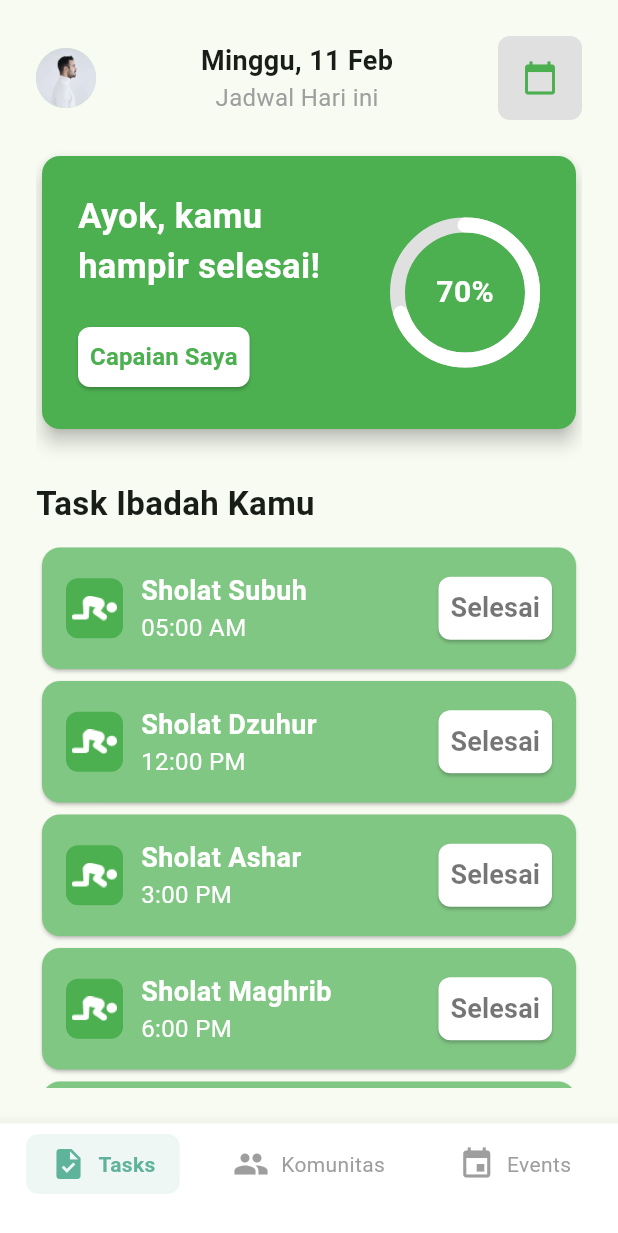
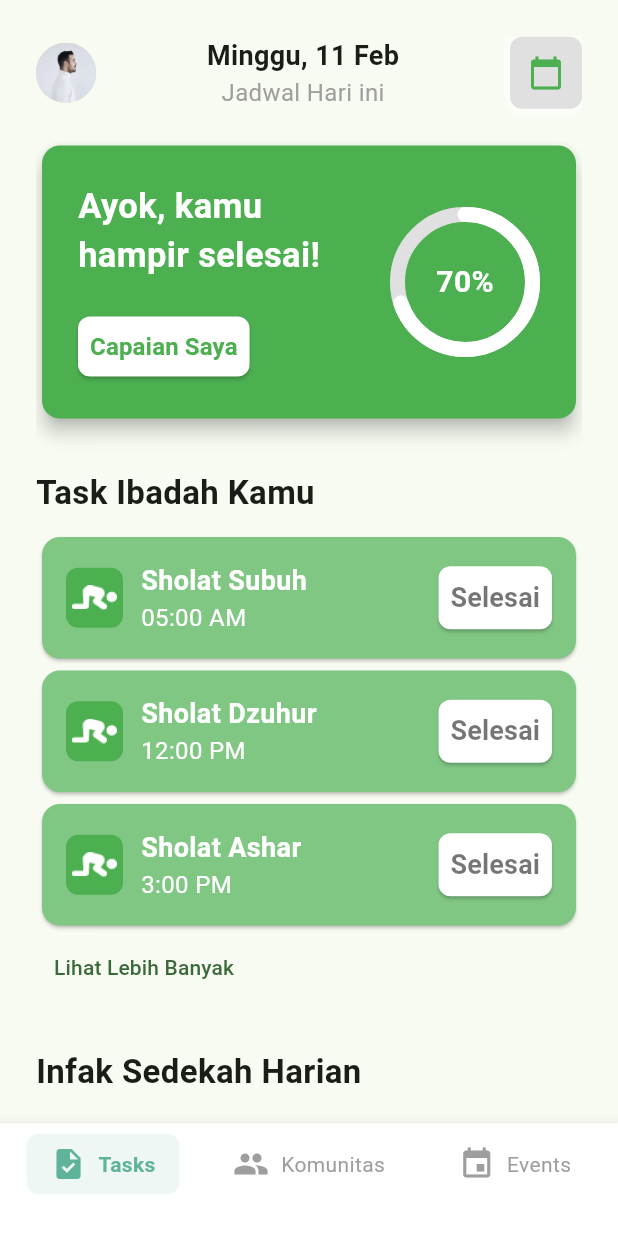
Before and after one commit to alifrizqullahmaruf/good_muslim, a Flutter app: the screen it shows after launch, on a phone screen of 412 x 824 dp. Shown: the top 1233 px of the screen. Run offline on Flutter 3.47's test engine with Material 3 defaults, Android fonts, the phone set to English and light mode, and no system bars; drawn by our look-alikes of flutter_animate, percent_indicator.

Commit message:
Add some upgrade

```diff
--- a/lib/pages/task_screen.dart
+++ b/lib/pages/task_screen.dart
@@ -1,4 +1,5 @@
 import 'package:flutter/material.dart';
+import 'package:flutter_animate/flutter_animate.dart';
 import 'package:good_muslim/widgets/task_card.dart';
 import 'package:good_muslim/widgets/task_infaq.dart';
 import 'package:percent_indicator/circular_percent_indicator.dart';
@@ -11,6 +12,24 @@ class TaskScreen extends StatefulWidget {
 }
 
 class _TaskScreenState extends State<TaskScreen> {
+  bool _showAllTasks =
+      false; // Variable to track whether to show all tasks or not
+
+  // Sample task data
+  final List<Map<String, String>> _tasks = [
+    {"title": "Sholat Subuh", "time": '05:00 AM'},
+    {"title": "Sholat Dzuhur", "time": '12:00 PM'},
+    {"title": "Sholat Ashar", "time": '3:00 PM'},
+    {"title": "Sholat Maghrib", "time": '6:00 PM'},
+    {"title": "Sholat Isya", "time": '7:30 PM'},
+  ];
+
+  List<Map<String, String>> _infaqItems = [
+    {"money": 'Rp 50,000', "desc": 'Sumbangan bencana'},
+    {"money": 'Rp 20,000', "desc": 'Bantuan yatim'},
+    // Add more items if needed
+  ];
+
   @override
   Widget build(BuildContext context) {
     return Scaffold(
@@ -56,11 +75,16 @@ class _TaskScreenState extends State<TaskScreen> {
                       ],
                     ),
                     Container(
-                      padding: EdgeInsets.all(4),
                       decoration: BoxDecoration(
-                        color: Colors.grey.shade300,
-                        borderRadius: BorderRadius.circular(8),
-                      ),
+                          color: Colors.grey.shade300,
+                          borderRadius: BorderRadius.circular(8),
+                          boxShadow: [
+                            BoxShadow(
+                              color: Colors.white,
+                              blurRadius: 5,
+                              spreadRadius: 2,
+                            )
+                          ]),
                       child: IconButton(
                         icon: Icon(Icons.calendar_today, color: Colors.green),
                         onPressed: () {
@@ -83,21 +107,18 @@ class _TaskScreenState extends State<TaskScreen> {
                   ),
                 ),
                 SizedBox(height: 10),
-                ListView(
-                  shrinkWrap: true,
-                  children: [
-                   TaskCard(title: "Sholat Subuh", time: '05:00 AM'),
-                   TaskCard(title: "Sholat Dzuhur", time: '12:00 PM'),
-                   TaskCard(title: "Sholat Ashar", time: '3:00 PM'),
-                   TaskCard(title: "Sholat Maghrib", time: '6:00 PM'),
-                   TaskCard(title: "Sholat Isya", time: '7:30 PM'),
-                  ],
+                Column(
+                  children: _buildTaskCards(),
                 ),
                 TextButton(
                   onPressed: () {
-                    // Handle "Lihat Lebih Banyak"
+                    setState(() {
+                      _showAllTasks = !_showAllTasks; // Toggle the state
+                    });
                   },
-                  child: Text('Lihat Lebih Banyak'),
+                  child: Text(_showAllTasks
+                      ? 'Lihat Lebih Sedikit'
+                      : 'Lihat Lebih Banyak'),
                 ),
                 SizedBox(height: 30),
                 // Infak Sedekah Harian
@@ -109,10 +130,12 @@ class _TaskScreenState extends State<TaskScreen> {
                   ),
                 ),
                 SizedBox(height: 10),
-                TaskInfaq(money: 'Rp 50,000', desc: 'Sumbangan bencana'),
+                Column(
+                  children: _buildInfaqItems(),
+                ),
                 TextButton(
                   onPressed: () {
-                    // Handle "Tambah Catatan"
+                    _showAddInfaqDialog();
                   },
                   child: Text('Tambah Catatan'),
                 ),
@@ -121,6 +144,88 @@ class _TaskScreenState extends State<TaskScreen> {
           ),
         ),
       ),
+    );
+  }
+
+  List<Widget> _buildTaskCards() {
+    // Get the tasks to display based on the state
+    final tasksToDisplay = _showAllTasks ? _tasks : _tasks.take(3).toList();
+    return tasksToDisplay.map((task) {
+      return TaskCard(title: task["title"]!, time: task["time"]!)
+          .animate()
+          .fadeIn(duration: 300.ms);
+    }).toList();
+  }
+
+  List<Widget> _buildInfaqItems() {
+    return _infaqItems.map((infaq) {
+      return TaskInfaq(
+        money: infaq["money"]!,
+        desc: infaq["desc"]!,
+        onDismissed: () {
+          setState(() {
+            _infaqItems.remove(infaq); // Remove the item from the list
+          });
+        },
+      ).animate().fadeIn(duration: 300.ms);
+    }).toList();
+  }
+
+  // Function to show dialog for adding new infak item
+  void _showAddInfaqDialog() {
+    // Create separate controllers for amount and description
+    final TextEditingController amountController = TextEditingController();
+    final TextEditingController descriptionController = TextEditingController();
+
+    showDialog(
+      context: context,
+      builder: (BuildContext context) {
+        return AlertDialog(
+          title: Text('Tambah Infak Sedekah'),
+          content: Column(
+            mainAxisSize: MainAxisSize
+                .min, // Ensure the column size is only as large as its content
+            children: <Widget>[
+              TextField(
+                controller: amountController,
+                decoration: InputDecoration(hintText: 'Masukkan jumlah'),
+                keyboardType: TextInputType.number, // For numerical input
+              ),
+              SizedBox(height: 10), // Add spacing between fields
+              TextField(
+                controller: descriptionController,
+                decoration:
+                    InputDecoration(hintText: 'Masukkan deskripsi singkat'),
+              ),
+            ],
+          ),
+          actions: <Widget>[
+            TextButton(
+              child: Text('Batal'),
+              onPressed: () {
+                Navigator.of(context).pop(); // Close the dialog
+              },
+            ),
+            TextButton(
+              child: Text('Tambah'),
+              onPressed: () {
+                setState(() {
+                  // Add new item to _infaqItems with amount and description
+                  _infaqItems.add({
+                    "money": amountController.text.isNotEmpty
+                        ? 'Rp ${amountController.text}'
+                        : 'Rp 0',
+                    "desc": descriptionController.text.isNotEmpty
+                        ? descriptionController.text
+                        : 'Tanpa Deskripsi',
+                  });
+                });
+                Navigator.of(context).pop(); // Close the dialog
+              },
+            ),
+          ],
+        );
+      },
     );
   }
 
@@ -253,40 +358,17 @@ class _TaskScreenState extends State<TaskScreen> {
             },
           ),
           ListTile(
-            leading: Icon(Icons.help),
-            title: Text('Pertanyaan saya'),
+            leading: Icon(Icons.settings),
+            title: Text('Settings'),
             onTap: () {
-              // Handle Pertanyaan saya
+              // Handle Settings
             },
           ),
           ListTile(
-            leading: Icon(Icons.bookmark),
-            title: Text('Disimpan'),
+            leading: Icon(Icons.help),
+            title: Text('Help'),
             onTap: () {
-              // Handle Disimpan
-            },
-          ),
-          ListTile(
-            leading: Icon(Icons.notifications),
-            title: Text('Notifikasi'),
-            onTap: () {
-              // Handle Notifikasi
-            },
-          ),
-          ListTile(
-            leading: Icon(Icons.settings),
-            title: Text('Pengaturan'),
-            onTap: () {
-              // Handle Pengaturan
-            },
-          ),
-          Spacer(),
-          // Logout Button
-          ListTile(
-            leading: Icon(Icons.logout, color: Colors.red),
-            title: Text('Logout', style: TextStyle(color: Colors.red)),
-            onTap: () {
-              // Handle Logout
+              // Handle Help
             },
           ),
         ],
--- a/lib/widgets/task_card.dart
+++ b/lib/widgets/task_card.dart
@@ -1,16 +1,17 @@
 import 'package:flutter/material.dart';
+import 'package:flutter_animate/flutter_animate.dart';
 
 class TaskCard extends StatefulWidget {
   final String title;
   final String time;
   bool isCompleted;
 
-  TaskCard(
-      {Key? key,
+  TaskCard({
+    Key? key,
     required this.title,
     required this.time,
-      this.isCompleted = false})
-      : super(key: key);
+    this.isCompleted = false,
+  }) : super(key: key);
 
   @override
   _TaskCardState createState() => _TaskCardState();
@@ -31,7 +32,9 @@ class _TaskCardState extends State<TaskCard> {
               height: 40,
               padding: EdgeInsets.all(4),
               decoration: BoxDecoration(
-                  color: Colors.green, borderRadius: BorderRadius.circular(8)),
+                color: Colors.green,
+                borderRadius: BorderRadius.circular(8),
+              ),
               child: Image.asset('lib/assets/pray_icon.png'),
             ),
             SizedBox(
@@ -46,8 +49,9 @@ class _TaskCardState extends State<TaskCard> {
                         style: TextStyle(
                           fontSize: 18,
                           color: Colors.black26,
-                            fontWeight: FontWeight.w700),
+                          fontWeight: FontWeight.w700,
                         ),
+                      ).animate().fadeIn(duration: 300.ms),
                     ],
                   )
                 : Column(
@@ -58,12 +62,13 @@ class _TaskCardState extends State<TaskCard> {
                         style: TextStyle(
                           fontSize: 18,
                           color: Colors.white,
-                            fontWeight: FontWeight.w700),
+                          fontWeight: FontWeight.w700,
                         ),
+                      ).animate().fadeIn(duration: 300.ms),
                       Text(
                         widget.time,
                         style: TextStyle(fontSize: 16, color: Colors.white),
-                      ),
+                      ).animate().fadeIn(duration: 300.ms),
                     ],
                   ),
             Spacer(),
@@ -73,11 +78,12 @@ class _TaskCardState extends State<TaskCard> {
                     child: Icon(
                       Icons.check,
                       color: Colors.white,
-                    ))
+                    ),
+                  ).animate().scale(duration: 300.ms, curve: Curves.easeIn)
                 : ElevatedButton(
                     onPressed: () {
                       setState(() {
-                        widget.isCompleted = true; // Now allowed to modify
+                        widget.isCompleted = true;
                       });
                     },
                     style: ElevatedButton.styleFrom(
@@ -92,9 +98,10 @@ class _TaskCardState extends State<TaskCard> {
                       style: TextStyle(
                         fontSize: 18,
                         color: Colors.black54,
-                          fontWeight: FontWeight.w700),
+                        fontWeight: FontWeight.w700,
                       ),
                     ),
+                  ).animate().scale(duration: 300.ms, curve: Curves.easeIn),
           ],
         ),
       ),
--- a/pubspec.yaml
+++ b/pubspec.yaml
@@ -32,6 +32,7 @@ dependencies:
   flutter:
     sdk: flutter
   flutter_animate: ^4.5.0
+  intl: ^0.19.0
   percent_indicator: ^4.2.3
   persistent_bottom_nav_bar: ^6.2.1
 
@@ -57,6 +58,7 @@ flutter:
     - lib/assets/profile.png
     - lib/assets/pray_icon.png
     - lib/assets/infaq_icon.png
+    - lib/assets/ustad.png
     #   - images/a_dot_ham.jpeg
     # An image asset can refer to one or more resolution-specific "variants", see
     # https://flutter.dev/assets-and-images/#resolution-aware
```
Also changed, not shown: lib/modals/data.dart (added, +73 -0 lines), lib/pages/komunitas_screen.dart (+59 -49 lines), lib/widgets/comunity_card.dart (added, +74 -0 lines), lib/widgets/comunity_footer.dart (added, +53 -0 lines), lib/widgets/comunity_header.dart (added, +31 -0 lines), lib/widgets/task_infaq.dart (+22 -4 lines), lib/assets/ustad.png (added), pubspec.lock. Lines whose indentation alone changed are shown as unchanged.
